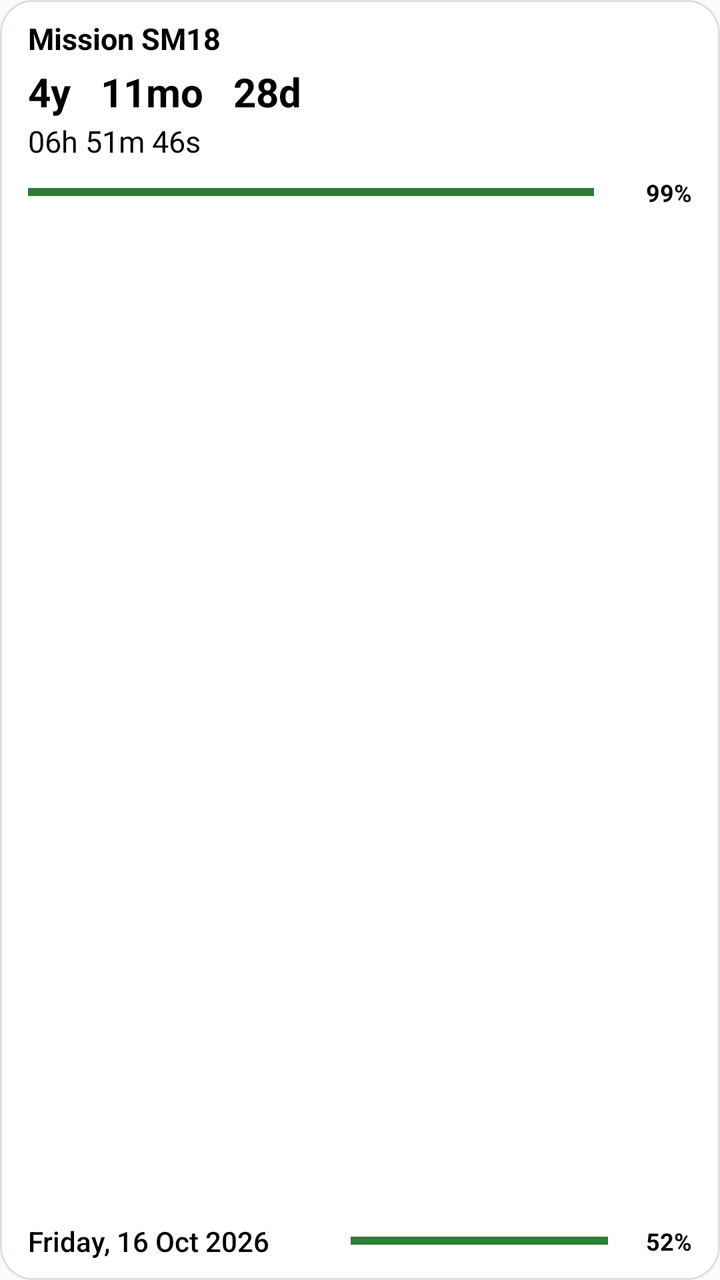
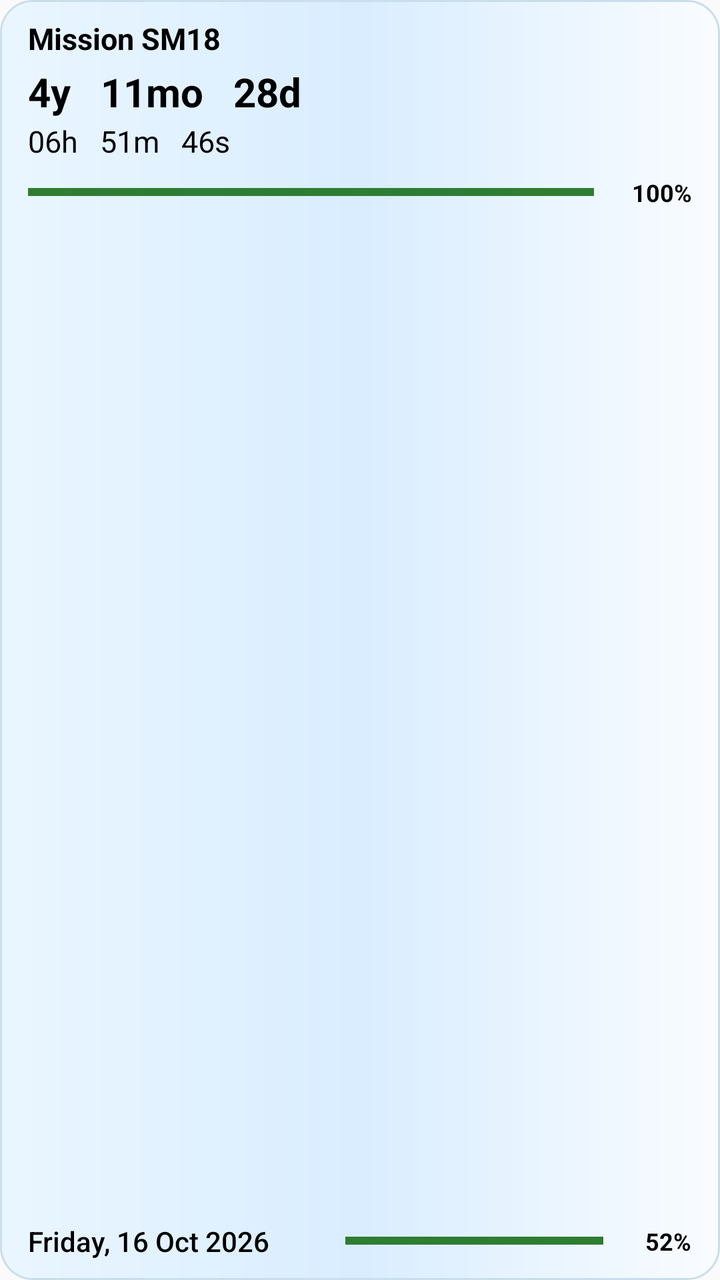

Compare the two renders of this Android layout. The source of the first and the diff that turns it into the second are given below.
<!-- AndroidManifest.xml: application theme android:Theme.Material.Light.NoActionBar -->
<!-- res/layout/countdown_widget.xml -->
<?xml version="1.0" encoding="utf-8"?>
<LinearLayout xmlns:android="http://schemas.android.com/apk/res/android"
    android:id="@+id/widget_root"
    android:layout_width="match_parent"
    android:layout_height="match_parent"
    android:orientation="vertical"
    android:gravity="top"
    android:paddingStart="14dp"
    android:paddingEnd="14dp"
    android:paddingTop="9dp"
    android:paddingBottom="10dp"
    android:background="@drawable/widget_background">

    <TextView
        android:id="@+id/widget_title"
        android:layout_width="match_parent"
        android:layout_height="wrap_content"
        android:text="Mission SM18"
        android:textColor="#000000"
        android:textSize="15sp"
        android:textStyle="bold"
        android:maxLines="1" />

    <TextView
        android:id="@+id/widget_date"
        android:layout_width="match_parent"
        android:layout_height="wrap_content"
        android:layout_marginTop="3dp"
        android:text="4y   11mo   28d"
        android:textColor="#000000"
        android:textSize="20sp"
        android:textStyle="bold"
        android:maxLines="1"
        android:ellipsize="end" />

    <LinearLayout
        android:id="@+id/widget_time_row"
        android:layout_width="match_parent"
        android:layout_height="wrap_content"
        android:layout_marginTop="3dp"
        android:gravity="center_vertical"
        android:orientation="horizontal">

        <TextView
            android:id="@+id/widget_time"
            android:layout_width="wrap_content"
            android:layout_height="wrap_content"
            android:text="06h 51m 46s"
            android:textColor="#000000"
            android:textSize="15sp"
            android:maxLines="1"
            android:includeFontPadding="false" />
    </LinearLayout>

    <LinearLayout
        android:id="@+id/widget_main_progress_row"
        android:layout_width="match_parent"
        android:layout_height="wrap_content"
        android:layout_marginTop="8dp"
        android:gravity="center_vertical"
        android:orientation="horizontal">
        <FrameLayout
            android:layout_width="0dp"
            android:layout_height="8dp"
            android:layout_weight="1">
            <ProgressBar android:id="@+id/widget_progress_green" style="?android:attr/progressBarStyleHorizontal" android:layout_width="match_parent" android:layout_height="8dp" android:max="1000" android:progress="1000" android:progressTint="#2E7D32" android:progressBackgroundTint="#559E9E9E" />
            <ProgressBar android:id="@+id/widget_progress_yellow" style="?android:attr/progressBarStyleHorizontal" android:layout_width="match_parent" android:layout_height="8dp" android:max="1000" android:progress="1000" android:progressTint="#F9A825" android:progressBackgroundTint="#559E9E9E" android:visibility="gone" />
            <ProgressBar android:id="@+id/widget_progress_orange" style="?android:attr/progressBarStyleHorizontal" android:layout_width="match_parent" android:layout_height="8dp" android:max="1000" android:progress="1000" android:progressTint="#EF6C00" android:progressBackgroundTint="#559E9E9E" android:visibility="gone" />
            <ProgressBar android:id="@+id/widget_progress_red" style="?android:attr/progressBarStyleHorizontal" android:layout_width="match_parent" android:layout_height="8dp" android:max="1000" android:progress="1000" android:progressTint="#C62828" android:progressBackgroundTint="#559E9E9E" android:visibility="gone" />
        </FrameLayout>
        <TextView
            android:id="@+id/widget_main_percent"
            android:layout_width="42dp"
            android:layout_height="wrap_content"
            android:layout_marginStart="7dp"
            android:gravity="end|center_vertical"
            android:text="99%"
            android:textColor="#000000"
            android:textSize="12sp"
            android:textStyle="bold"
            android:maxLines="1" />
    </LinearLayout>

    
    <Space
        android:layout_width="match_parent"
        android:layout_height="0dp"
        android:layout_weight="1" />

    <LinearLayout
        android:id="@+id/widget_bottom_row"
        android:layout_width="match_parent"
        android:layout_height="wrap_content"
        android:layout_marginTop="8dp"
        android:gravity="center_vertical"
        android:orientation="horizontal">

        <TextView
            android:id="@+id/widget_today"
            android:layout_width="0dp"
            android:layout_height="wrap_content"
            android:layout_weight="1"
            android:layout_marginEnd="10dp"
            android:text="Friday, 16 Oct 2026"
            android:textColor="#000000"
            android:textSize="14sp"
            android:fontFamily="sans-serif-medium"
            android:maxLines="1"
            android:ellipsize="end" />

        <FrameLayout
            android:layout_width="0dp"
            android:layout_height="6dp"
            android:layout_weight="0.85"
            android:contentDescription="Time remaining today">
            <ProgressBar android:id="@+id/widget_day_track" style="?android:attr/progressBarStyleHorizontal" android:layout_width="match_parent" android:layout_height="6dp" android:max="1000" android:progress="1000" android:progressTint="#559E9E9E" android:progressBackgroundTint="#559E9E9E" />
            <ProgressBar android:id="@+id/widget_day_green" style="?android:attr/progressBarStyleHorizontal" android:layout_width="match_parent" android:layout_height="6dp" android:max="1000" android:progress="1000" android:progressTint="#2E7D32" android:progressBackgroundTint="#559E9E9E" />
            <ProgressBar android:id="@+id/widget_day_yellow" style="?android:attr/progressBarStyleHorizontal" android:layout_width="match_parent" android:layout_height="6dp" android:max="1000" android:progress="1000" android:progressTint="#F9A825" android:progressBackgroundTint="#559E9E9E" android:visibility="gone" />
            <ProgressBar android:id="@+id/widget_day_orange" style="?android:attr/progressBarStyleHorizontal" android:layout_width="match_parent" android:layout_height="6dp" android:max="1000" android:progress="1000" android:progressTint="#EF6C00" android:progressBackgroundTint="#559E9E9E" android:visibility="gone" />
            <ProgressBar android:id="@+id/widget_day_red" style="?android:attr/progressBarStyleHorizontal" android:layout_width="match_parent" android:layout_height="6dp" android:max="1000" android:progress="1000" android:progressTint="#C62828" android:progressBackgroundTint="#559E9E9E" android:visibility="gone" />
        </FrameLayout>

        <TextView
            android:id="@+id/widget_day_percent"
            android:layout_width="36dp"
            android:layout_height="wrap_content"
            android:layout_marginStart="6dp"
            android:gravity="end|center_vertical"
            android:text="52%"
            android:textColor="#000000"
            android:textSize="12sp"
            android:textStyle="bold"
            android:maxLines="1" />
    </LinearLayout>
</LinearLayout>
<!-- resources referenced by this layout -->
<resources>
  <!-- drawable widget_background (drawable) -->
  <?xml version="1.0" encoding="utf-8"?>
  <shape xmlns:android="http://schemas.android.com/apk/res/android">
      <solid android:color="#FFFFFF" />
      <corners android:radius="16dp" />
      <stroke android:width="1dp" android:color="#D9DEE7" />
  </shape>
</resources>

<!-- the commit's change to res/layout/countdown_widget.xml (unified diff, before → after) -->
@@ -16,7 +16,7 @@
         android:layout_width="match_parent"
         android:layout_height="wrap_content"
         android:text="Mission SM18"
-        android:textColor="#000000"
+        android:textColor="#FF000000"
         android:textSize="15sp"
         android:textStyle="bold"
         android:maxLines="1" />
@@ -27,7 +27,7 @@
         android:layout_height="wrap_content"
         android:layout_marginTop="3dp"
         android:text="4y   11mo   28d"
-        android:textColor="#000000"
+        android:textColor="#FF000000"
         android:textSize="20sp"
         android:textStyle="bold"
         android:maxLines="1"
@@ -45,11 +45,12 @@
             android:id="@+id/widget_time"
             android:layout_width="wrap_content"
             android:layout_height="wrap_content"
-            android:text="06h 51m 46s"
-            android:textColor="#000000"
+            android:text="06h   51m   46s"
+            android:textColor="#FF000000"
             android:textSize="15sp"
-            android:maxLines="1"
-            android:includeFontPadding="false" />
+            android:includeFontPadding="false"
+            android:maxLines="1" />
+
     </LinearLayout>
 
     <LinearLayout
@@ -74,18 +75,18 @@
             android:layout_height="wrap_content"
             android:layout_marginStart="7dp"
             android:gravity="end|center_vertical"
-            android:text="99%"
-            android:textColor="#000000"
+            android:text="100%"
+            android:textColor="#FF000000"
             android:textSize="12sp"
             android:textStyle="bold"
             android:maxLines="1" />
     </LinearLayout>
 
-    
-    <Space
+    <LinearLayout
         android:layout_width="match_parent"
         android:layout_height="0dp"
-        android:layout_weight="1" />
+        android:layout_weight="1"
+        android:orientation="vertical" />
 
     <LinearLayout
         android:id="@+id/widget_bottom_row"
@@ -94,24 +95,22 @@
         android:layout_marginTop="8dp"
         android:gravity="center_vertical"
         android:orientation="horizontal">
-
         <TextView
             android:id="@+id/widget_today"
             android:layout_width="0dp"
             android:layout_height="wrap_content"
-            android:layout_weight="1"
+            android:layout_weight="1.15"
             android:layout_marginEnd="10dp"
             android:text="Friday, 16 Oct 2026"
-            android:textColor="#000000"
+            android:textColor="#FF000000"
             android:textSize="14sp"
             android:fontFamily="sans-serif-medium"
             android:maxLines="1"
             android:ellipsize="end" />
-
         <FrameLayout
             android:layout_width="0dp"
             android:layout_height="6dp"
-            android:layout_weight="0.85"
+            android:layout_weight="1"
             android:contentDescription="Time remaining today">
             <ProgressBar android:id="@+id/widget_day_track" style="?android:attr/progressBarStyleHorizontal" android:layout_width="match_parent" android:layout_height="6dp" android:max="1000" android:progress="1000" android:progressTint="#559E9E9E" android:progressBackgroundTint="#559E9E9E" />
             <ProgressBar android:id="@+id/widget_day_green" style="?android:attr/progressBarStyleHorizontal" android:layout_width="match_parent" android:layout_height="6dp" android:max="1000" android:progress="1000" android:progressTint="#2E7D32" android:progressBackgroundTint="#559E9E9E" />
@@ -119,15 +118,14 @@
             <ProgressBar android:id="@+id/widget_day_orange" style="?android:attr/progressBarStyleHorizontal" android:layout_width="match_parent" android:layout_height="6dp" android:max="1000" android:progress="1000" android:progressTint="#EF6C00" android:progressBackgroundTint="#559E9E9E" android:visibility="gone" />
             <ProgressBar android:id="@+id/widget_day_red" style="?android:attr/progressBarStyleHorizontal" android:layout_width="match_parent" android:layout_height="6dp" android:max="1000" android:progress="1000" android:progressTint="#C62828" android:progressBackgroundTint="#559E9E9E" android:visibility="gone" />
         </FrameLayout>
-
         <TextView
             android:id="@+id/widget_day_percent"
-            android:layout_width="36dp"
+            android:layout_width="38dp"
             android:layout_height="wrap_content"
             android:layout_marginStart="6dp"
             android:gravity="end|center_vertical"
             android:text="52%"
-            android:textColor="#000000"
+            android:textColor="#FF000000"
             android:textSize="12sp"
             android:textStyle="bold"
             android:maxLines="1" />
<!-- resource entries referenced after the edit -->
@@ -3,9 +3,9 @@
   <!-- drawable widget_background (drawable) -->
   <?xml version="1.0" encoding="utf-8"?>
   <shape xmlns:android="http://schemas.android.com/apk/res/android">
-      <solid android:color="#FFFFFF" />
+      <gradient android:angle="0" android:startColor="#FFEAF6FF" android:centerColor="#FFD9EDFF" android:endColor="#FFF9FCFF" android:type="linear" />
       <corners android:radius="16dp" />
-      <stroke android:width="1dp" android:color="#D9DEE7" />
+      <stroke android:width="1dp" android:color="#FFC9DDEB" />
   </shape>
 </resources>
 
